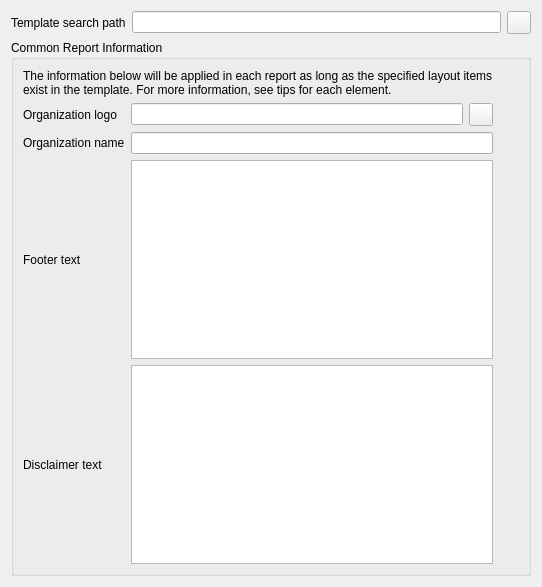
This is LDMP/gui/WidgetSettingsReport.ui in ConservationInternational/trends.earth as Qt 5 draws it before an edit. The edited form follows.
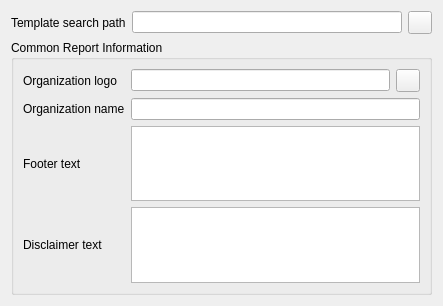
This is the edited form. Custom widgets are drawn as their Qt base class.

Commit message: Incorporate report settings in expressions during design and runtime.

What changed in the file:
```diff
--- a/LDMP/gui/WidgetSettingsReport.ui
+++ b/LDMP/gui/WidgetSettingsReport.ui
@@ -6,8 +6,8 @@
    <rect>
     <x>0</x>
     <y>0</y>
-    <width>542</width>
-    <height>587</height>
+    <width>443</width>
+    <height>306</height>
    </rect>
   </property>
   <property name="windowTitle">
@@ -41,24 +41,34 @@
       <string>Common Report Information</string>
      </property>
      <layout class="QGridLayout" name="gridLayout">
-      <item row="0" column="0" colspan="4">
-       <widget class="QLabel" name="label_5">
-        <property name="text">
-         <string>&lt;html&gt;&lt;head/&gt;&lt;body&gt;&lt;p&gt;The information below will be applied in each report as long as the specified layout items exist in the template. For more information, see tips for each element.&lt;/p&gt;&lt;/body&gt;&lt;/html&gt;</string>
-        </property>
-        <property name="wordWrap">
-         <bool>true</bool>
-        </property>
-       </widget>
+      <item row="3" column="1" colspan="2">
+       <widget class="QTextEdit" name="disclaimer_te"/>
       </item>
       <item row="1" column="0">
-       <widget class="QLabel" name="label">
+       <widget class="QLabel" name="label_2">
         <property name="text">
-         <string>Organization logo</string>
+         <string>Organization name</string>
         </property>
        </widget>
       </item>
-      <item row="1" column="1">
+      <item row="3" column="0">
+       <widget class="QLabel" name="label_4">
+        <property name="text">
+         <string>Disclaimer text</string>
+        </property>
+       </widget>
+      </item>
+      <item row="1" column="1" colspan="2">
+       <widget class="QLineEdit" name="org_name_le">
+        <property name="maxLength">
+         <number>500</number>
+        </property>
+       </widget>
+      </item>
+      <item row="2" column="1" colspan="2">
+       <widget class="QPlainTextEdit" name="footer_te"/>
+      </item>
+      <item row="0" column="1">
        <widget class="QLineEdit" name="org_logo_le">
         <property name="maxLength">
          <number>2000</number>
@@ -68,132 +78,24 @@
         </property>
        </widget>
       </item>
-      <item row="1" column="2">
+      <item row="0" column="2">
        <widget class="QToolButton" name="org_logo_tb">
         <property name="text">
          <string/>
         </property>
        </widget>
       </item>
-      <item row="1" column="3">
-       <widget class="UserTip" name="org_logo_ut">
-        <property name="minimumSize">
-         <size>
-          <width>20</width>
-          <height>20</height>
-         </size>
-        </property>
-        <property name="maximumSize">
-         <size>
-          <width>20</width>
-          <height>20</height>
-         </size>
-        </property>
-        <property name="frameShape">
-         <enum>QFrame::NoFrame</enum>
-        </property>
-        <property name="text">
-         <string/>
-        </property>
-       </widget>
-      </item>
       <item row="2" column="0">
-       <widget class="QLabel" name="label_2">
-        <property name="text">
-         <string>Organization name</string>
-        </property>
-       </widget>
-      </item>
-      <item row="2" column="1" colspan="2">
-       <widget class="QLineEdit" name="org_name_le">
-        <property name="maxLength">
-         <number>500</number>
-        </property>
-       </widget>
-      </item>
-      <item row="2" column="3">
-       <widget class="UserTip" name="org_name_ut">
-        <property name="minimumSize">
-         <size>
-          <width>20</width>
-          <height>20</height>
-         </size>
-        </property>
-        <property name="maximumSize">
-         <size>
-          <width>20</width>
-          <height>20</height>
-         </size>
-        </property>
-        <property name="frameShape">
-         <enum>QFrame::NoFrame</enum>
-        </property>
-        <property name="text">
-         <string/>
-        </property>
-       </widget>
-      </item>
-      <item row="3" column="0">
        <widget class="QLabel" name="label_3">
         <property name="text">
          <string>Footer text</string>
         </property>
        </widget>
       </item>
-      <item row="3" column="1" colspan="2">
-       <widget class="QPlainTextEdit" name="footer_te"/>
-      </item>
-      <item row="3" column="3">
-       <widget class="UserTip" name="footer_ut">
-        <property name="minimumSize">
-         <size>
-          <width>20</width>
-          <height>20</height>
-         </size>
-        </property>
-        <property name="maximumSize">
-         <size>
-          <width>20</width>
-          <height>20</height>
-         </size>
-        </property>
-        <property name="frameShape">
-         <enum>QFrame::NoFrame</enum>
-        </property>
+      <item row="0" column="0">
+       <widget class="QLabel" name="label">
         <property name="text">
-         <string/>
-        </property>
-       </widget>
-      </item>
-      <item row="4" column="0">
-       <widget class="QLabel" name="label_4">
-        <property name="text">
-         <string>Disclaimer text</string>
-        </property>
-       </widget>
-      </item>
-      <item row="4" column="1" colspan="2">
-       <widget class="QTextEdit" name="disclaimer_te"/>
-      </item>
-      <item row="4" column="3">
-       <widget class="UserTip" name="disclaimer_ut">
-        <property name="minimumSize">
-         <size>
-          <width>20</width>
-          <height>20</height>
-         </size>
-        </property>
-        <property name="maximumSize">
-         <size>
-          <width>20</width>
-          <height>20</height>
-         </size>
-        </property>
-        <property name="frameShape">
-         <enum>QFrame::NoFrame</enum>
-        </property>
-        <property name="text">
-         <string/>
+         <string>Organization logo</string>
         </property>
        </widget>
       </item>
@@ -202,13 +104,6 @@
    </item>
   </layout>
  </widget>
- <customwidgets>
-  <customwidget>
-   <class>UserTip</class>
-   <extends>QLabel</extends>
-   <header>LDMP.user_tip</header>
-  </customwidget>
- </customwidgets>
  <tabstops>
   <tabstop>template_search_path_le</tabstop>
   <tabstop>template_search_path_tb</tabstop>
```
The commit also changes 6 other files.
